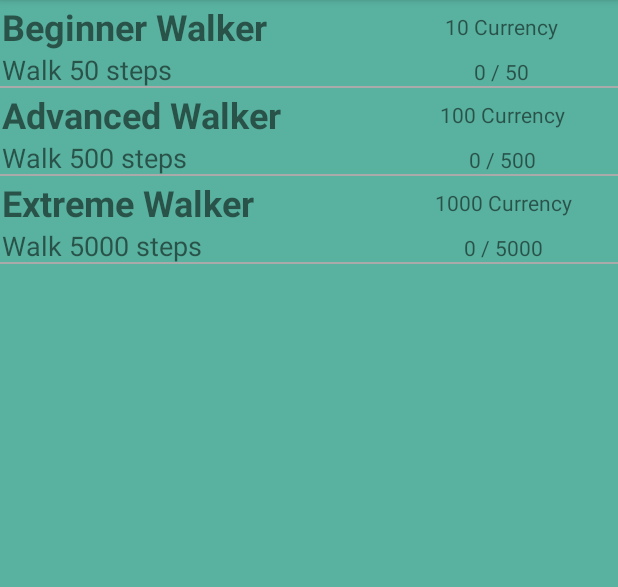
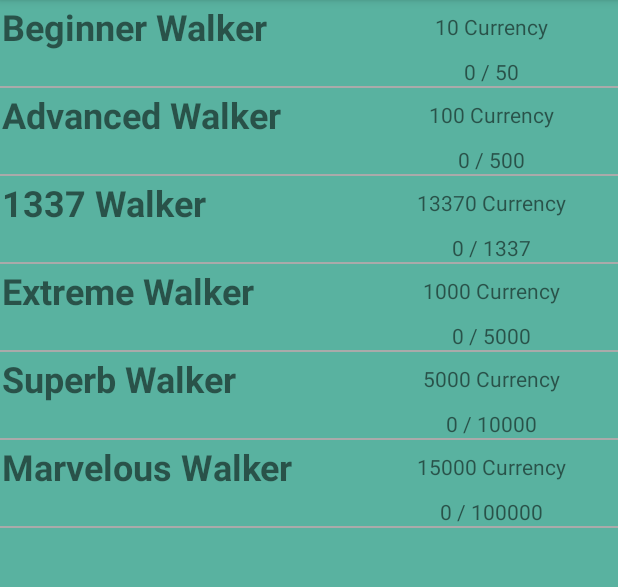
Before and after one commit to 6gav/StepCounter, an Android app: the AchievementsActivity screen opened directly, with no data from a screen before it, on a phone screen of 412 x 824 dp, the part 84-671 px from its top. Run offline under Robolectric (Android 15) with nearby library versions, the phone set to English and light mode, and no system bars; our stand-ins replace Firebase (no records; nobody signed in at launch, a user with empty details on screens opened directly); libraries missing offline, so code that uses them is left out: com.firebase.ui.

Commit message:
Achievements now only require input from aFull array New Achievements Added

```diff
--- a/app/src/main/java/com/usfit/stepcounter/AchievementsActivity.java
+++ b/app/src/main/java/com/usfit/stepcounter/AchievementsActivity.java
@@ -24,17 +24,23 @@ public class AchievementsActivity extends AppCompatActivity {
     }
 
     private void Init(){
-        String[] resHeading = getResources().getStringArray(R.array.aHeadings);
-        String[] resDesc = getResources().getStringArray(R.array.aDescs);
-        String[] resAward = getResources().getStringArray(R.array.aAwards);
-        String[] resReq = getResources().getStringArray(R.array.aReq);
-        String[] resID = getResources().getStringArray(R.array.aID);
-        for(int i = 0; i < resHeading.length; i++){
-            mHeadings.add(resHeading[i]);
-            mDescs.add(resDesc[i]);
-            mAwards.add(resAward[i]);
-            mReqs.add(resReq[i]);
-            mIDs.add(resID[i]);
+        //                                0     1    2      3    4
+        //    //New Achievement Syntax - Name:Type:Amount:Reward:ID
+        String[] resFull = getResources().getStringArray(R.array.aFull),
+                resReq = getResources().getStringArray(R.array.aReq),
+                achievement;
+        String description;
+        for(int i = 0; i < resFull.length; i++){
+            achievement = resFull[i].split(":");
+            description = "";
+
+
+
+            mHeadings.add(achievement[0]);
+            mDescs.add(description);
+            mAwards.add(achievement[3]+ " Currency");
+            mReqs.add(achievement[1]+":"+achievement[2]+":"+achievement[3]);
+            mIDs.add(achievement[4]);
         }
         InitRecycler();
     }
--- a/app/src/main/res/values/achievements.xml
+++ b/app/src/main/res/values/achievements.xml
@@ -39,6 +39,7 @@
         <item>Steps:50:10</item>
         <item>Steps:500:100</item>
         <item>Steps:5000:1000</item>
+
     </string-array>
 
 
@@ -56,7 +57,10 @@
     <string-array name="aFull">
         <item>Beginner Walker:Steps:50:10:ach1</item>
         <item>Advanced Walker:Steps:500:100:ach2</item>
-        <item>Extreme Walker:Steps:5000:1000:ach3</item>
+        <item>1337 Walker:Steps:1337:13370:ach3</item>
+        <item>Extreme Walker:Steps:5000:1000:ach4</item>
+        <item>Superb Walker:Steps:10000:5000:ach5</item>
+        <item>Marvelous Walker:Steps:100000:15000:ach6</item>
     </string-array>
 
 
```
